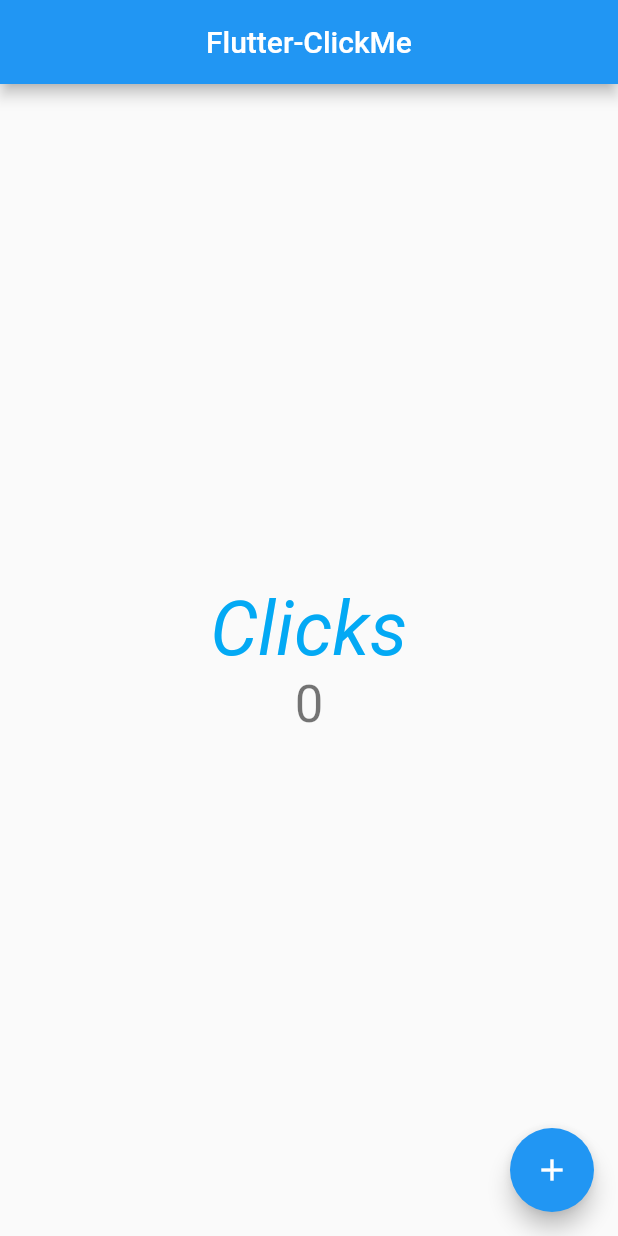
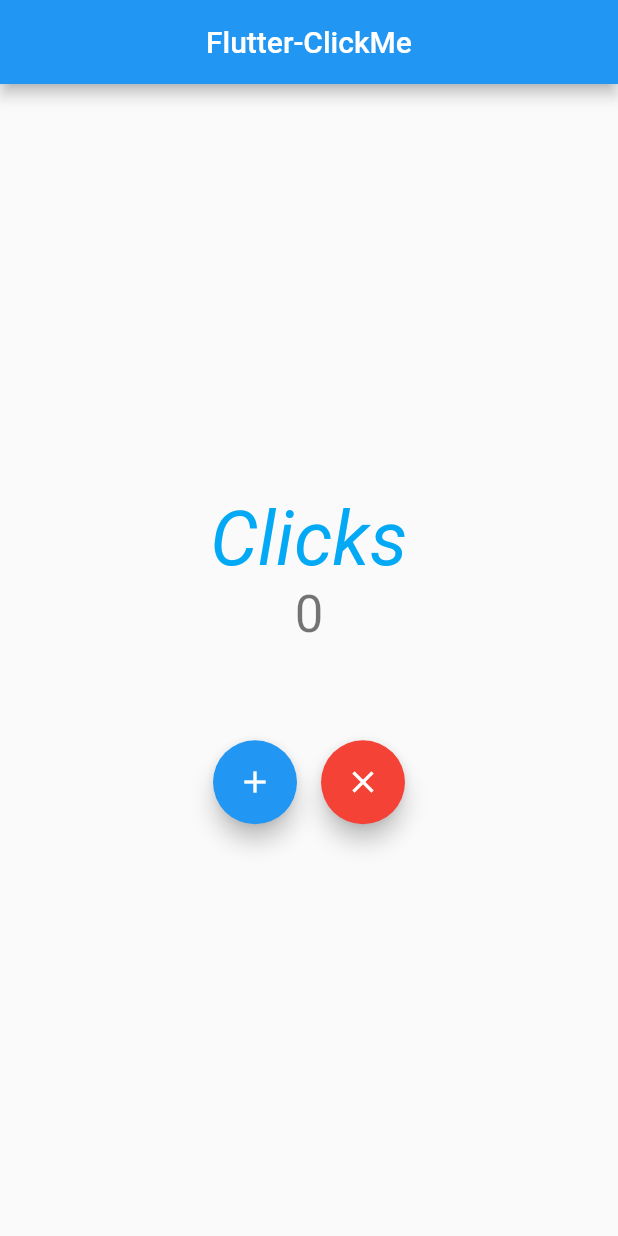
Before and after one commit to DipanshKhandelwal/Flutter-ClickMe, a Flutter app: the screen it shows after launch, on a phone screen of 412 x 824 dp. Run offline on Flutter 3.47's test engine with Material 2 defaults, Android fonts, the phone set to English and light mode, and no system bars.

Commit message:
Add reset button

```diff
--- a/lib/main.dart
+++ b/lib/main.dart
@@ -56,6 +56,17 @@ class _MyHomePageState extends State<MyHomePage> {
     });
   }
 
+  void _resetCounter() {
+    setState(() {
+      // This call to setState tells the Flutter framework that something has
+      // changed in this State, which causes it to rerun the build method below
+      // so that the display can reflect the updated values. If we changed
+      // _counter without calling setState(), then the build method would not be
+      // called again, and so nothing would appear to happen.
+      _counter = 0;
+    });
+  }
+
   @override
   Widget build(BuildContext context) {
     // This method is rerun every time setState is called, for instance as done
@@ -102,14 +113,32 @@ class _MyHomePageState extends State<MyHomePage> {
               '$_counter',
               style: Theme.of(context).textTheme.display1,
             ),
+            new Row(
+              mainAxisAlignment: MainAxisAlignment.center,
+              children: <Widget>[
+                new Padding(
+                  padding: const EdgeInsets.only(top: 64.0, right:8.0),
+                  child: new FloatingActionButton(
+                    onPressed: _incrementCounter,
+                    tooltip: 'Increment',
+                    child: new Icon(Icons.add),
+                  ),
+                ),
+                new Padding(
+                  padding: const EdgeInsets.only(top: 64.0, left:8.0),
+                  child: new FloatingActionButton(
+                    tooltip: 'Reset',
+                    onPressed: _resetCounter,
+                    backgroundColor: Colors.red,
+                    child: new Icon(Icons.close),
+                  ),
+                ),
+              ],
+            ),
           ],
         ),
       ),
-      floatingActionButton: new FloatingActionButton(
-        onPressed: _incrementCounter,
-        tooltip: 'Increment',
-        child: new Icon(Icons.add),
-      ), // This trailing comma makes auto-formatting nicer for build methods.
+      // This trailing comma makes auto-formatting nicer for build methods.
     );
   }
 }
```
